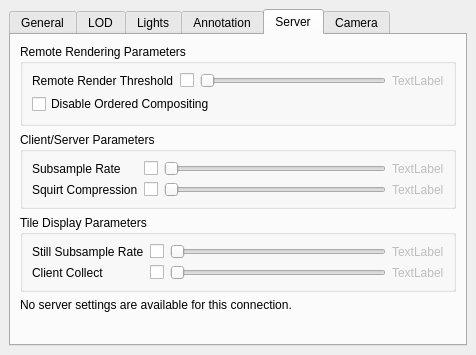
wildmichael/ParaView3-enhancements-old, file Qt/Components/Resources/UI/pq3DViewPropertiesWidget.ui: the form before one commit.
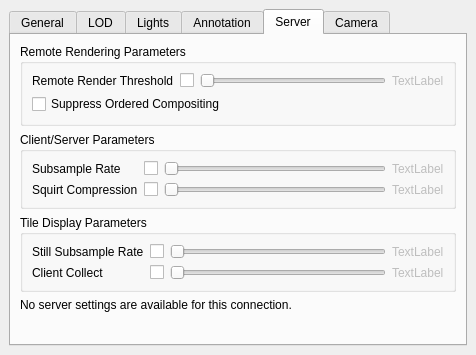
The form after the commit. The open tabs and pages were chosen to show the change. Custom widgets are drawn as their Qt base class.

Commit message: STYLE: Rename ordered compositing option to be less confusing.

```diff
--- a/Qt/Components/Resources/UI/pq3DViewPropertiesWidget.ui
+++ b/Qt/Components/Resources/UI/pq3DViewPropertiesWidget.ui
@@ -1353,7 +1353,7 @@
              <string>&lt;html>&lt;head>&lt;meta name="qrichtext" content="1" />&lt;/head>&lt;body style=" white-space: pre-wrap; font-family:Sans Serif; font-size:9pt; font-weight:400; font-style:normal; text-decoration:none;">&lt;p style=" margin-top:0px; margin-bottom:0px; margin-left:0px; margin-right:0px; -qt-block-indent:0; text-indent:0px;">Toggle use of ordered compositing. Ordered compositing makes updates and animations slower, but makes volume rendering correct and may speed up compositing in general.&lt;/p>&lt;/body>&lt;/html></string>
             </property>
             <property name="text" >
-             <string>Disable Ordered Compositing</string>
+             <string>Suppress Ordered Compositing</string>
             </property>
            </widget>
           </item>
```
The commit also changes 1 other file.
